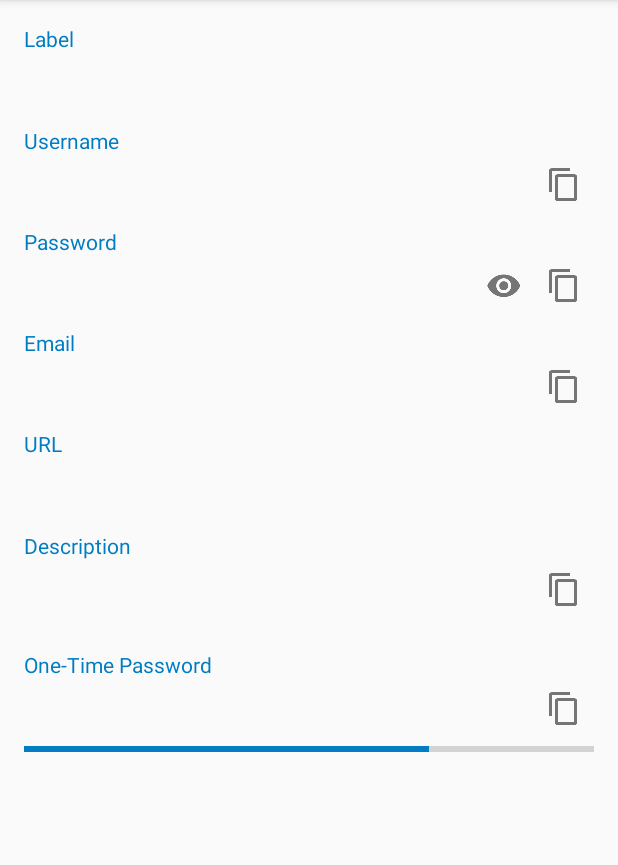
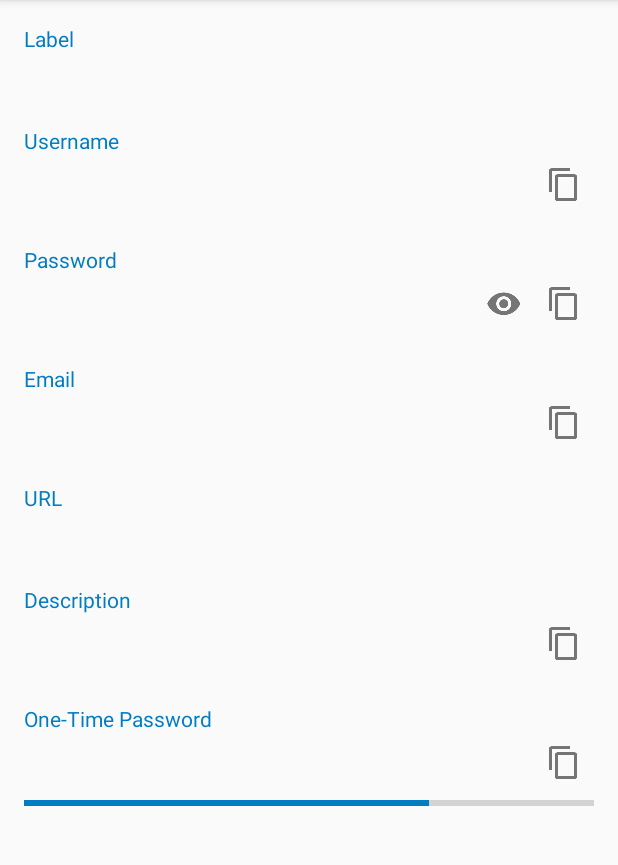
Before and after one commit to nextcloud/passman-android, an Android app: the fragment CredentialDisplay placed in its activity, on a phone screen of 412 x 824 dp, the part 84-949 px from its top. Run offline under Robolectric (Android 15) with nearby library versions, the light colour scheme and no system bars; our stand-ins replace ButterKnife; libraries missing offline, so code that uses them is left out: com.koushikdutta.async; 7 statements that could not run were skipped.

Commit message:
vault layout tweak

```diff
--- a/app/src/main/res/layout/fragment_credential_display.xml
+++ b/app/src/main/res/layout/fragment_credential_display.xml
@@ -38,6 +38,7 @@
             style="@style/Label"
             android:layout_width="match_parent"
             android:layout_height="wrap_content"
+            android:layout_marginTop="0dp"
             android:text="@string/label"/>
 
         <TextView
@@ -51,7 +52,6 @@
             style="@style/Label"
             android:layout_width="match_parent"
             android:layout_height="wrap_content"
-            android:layout_marginTop="12dp"
             android:text="@string/username"/>
 
         <es.wolfi.app.passman.CopyTextItem
@@ -96,15 +96,12 @@
             android:layout_width="match_parent"
             android:layout_height="wrap_content"
             android:inputType="textUri"
-            tools:text="www.example.com"
-            android:paddingBottom="@dimen/standard_half_padding"/>
+            tools:text="www.example.com"/>
 
         <TextView
             style="@style/Label"
             android:layout_width="match_parent"
             android:layout_height="wrap_content"
-            android:layout_marginBottom="0dp"
-            android:layout_marginTop="12dp"
             android:text="@string/description"/>
 
         <es.wolfi.app.passman.CopyTextItem
@@ -117,8 +114,6 @@
             style="@style/Label"
             android:layout_width="match_parent"
             android:layout_height="wrap_content"
-            android:layout_marginBottom="0dp"
-            android:layout_marginTop="12dp"
             android:text="@string/otp"/>
 
         <es.wolfi.app.passman.CopyTextItem
--- a/app/src/main/res/values/dimens.xml
+++ b/app/src/main/res/values/dimens.xml
@@ -3,6 +3,7 @@
     <dimen name="activity_horizontal_margin">16dp</dimen>
     <dimen name="activity_vertical_margin">16dp</dimen>
     <dimen name="standard_half_padding">8dp</dimen>
+    <dimen name="label_top_margin">12dp</dimen>
     <dimen name="fab_margin">16dp</dimen>
     <dimen name="text_margin">16dp</dimen>
 </resources>
--- a/app/src/main/res/values/styles.xml
+++ b/app/src/main/res/values/styles.xml
@@ -48,6 +48,7 @@
 
     <style name="Label" parent="TextAppearance.AppCompat">
         <item name="android:textColor">@color/colorAccent</item>
+        <item name="android:layout_marginTop">@dimen/label_top_margin</item>
     </style>
 
     <style name="FormText" parent="TextAppearance.AppCompat.Medium">
```
